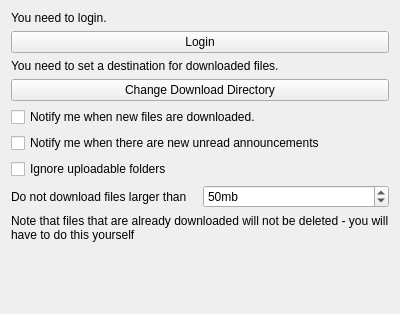
First picture: the form in settingsdialog.ui, repository yyjhao/IVLEDownloader, before the edit.
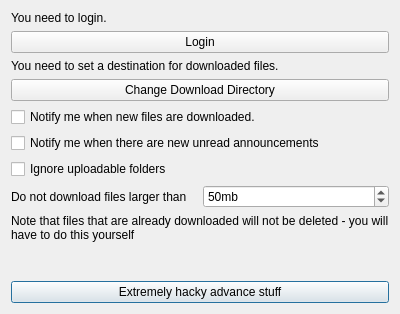
Second picture: the form after the edit. Icons and pictures are not drawn.

Commit message: setup a dialog for external page data

What changed in the file:
```diff
--- a/settingsdialog.ui
+++ b/settingsdialog.ui
@@ -162,6 +162,13 @@
      </property>
     </spacer>
    </item>
+   <item>
+    <widget class="QPushButton" name="pushButton_3">
+     <property name="text">
+      <string>Extremely hacky advance stuff</string>
+     </property>
+    </widget>
+   </item>
   </layout>
  </widget>
  <resources>
```
The commit also changes 6 other files.
